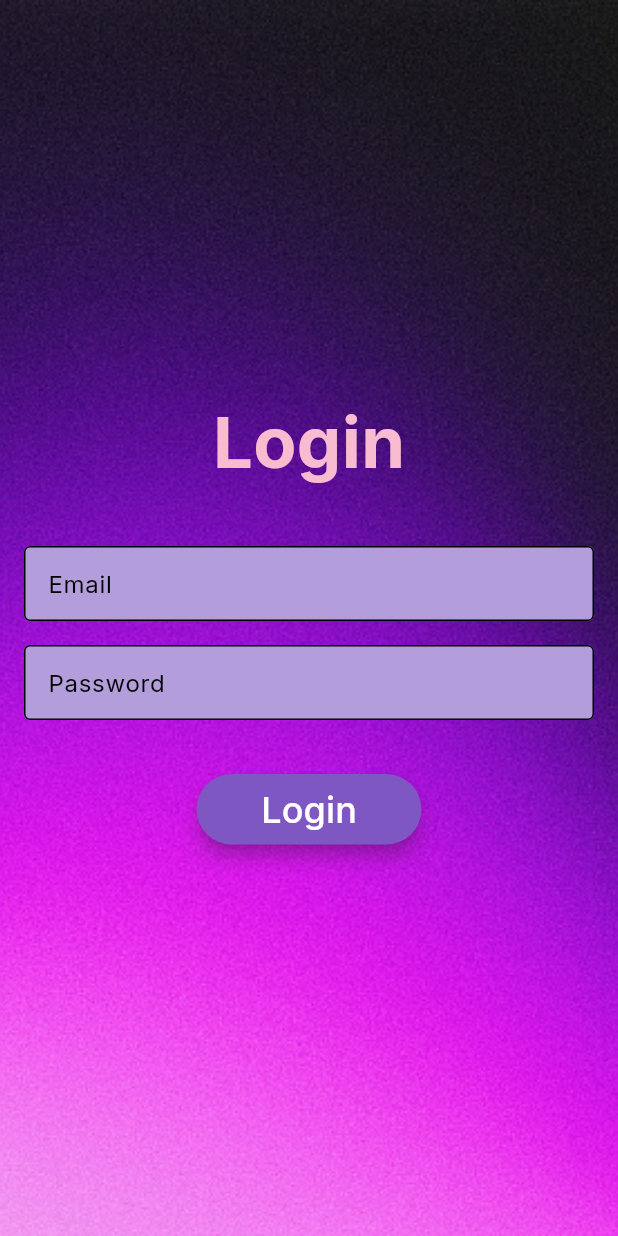
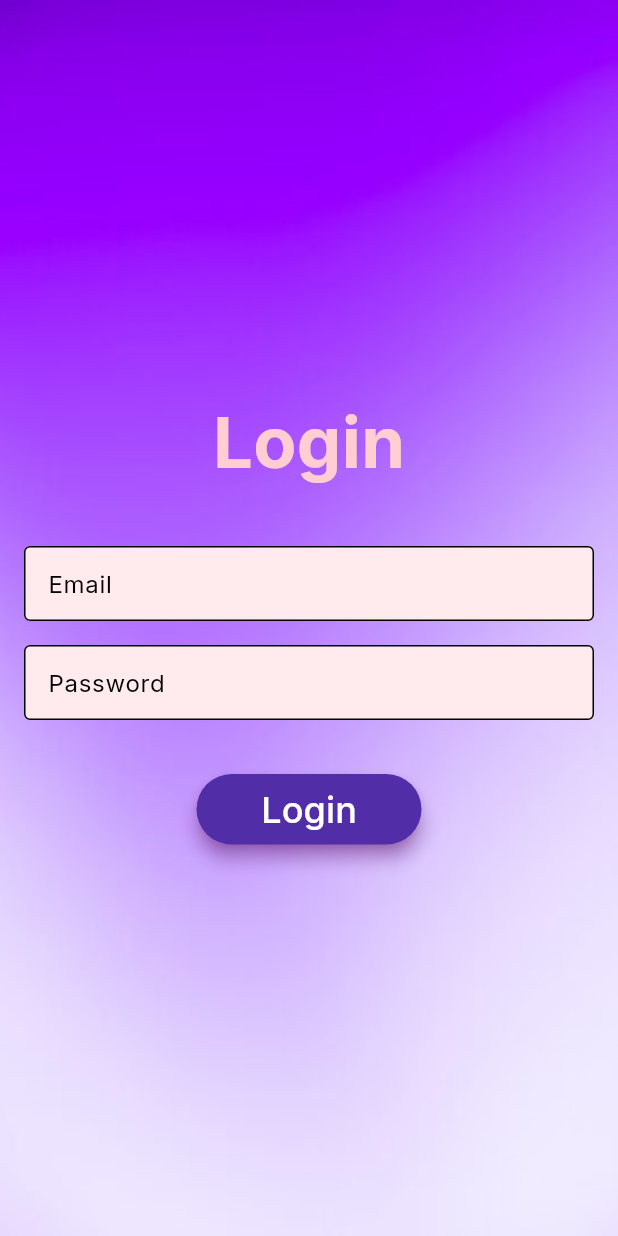
Before and after one commit to Steli666/LudogorieHak2024, a Flutter app: the LoginScreen screen opened directly, on a phone screen of 412 x 824 dp. Run offline on Flutter 3.47's test engine with Material 3 defaults, Android fonts, the phone set to English and light mode, and no system bars; our stand-ins replace google_fonts.

Commit message:
New Login Interface

```diff
--- a/lib/screens/login/login_screen.dart
+++ b/lib/screens/login/login_screen.dart
@@ -10,7 +10,7 @@ class LoginScreen extends StatelessWidget {
       body: Container(
         decoration: BoxDecoration(
           image: DecorationImage(
-            image: AssetImage('assets/icons/bg2.jpg'),
+            image: AssetImage('assets/icons/bg9.jpg'),
             fit: BoxFit.cover, // Adjust as needed
           ),
         ),
@@ -25,7 +25,7 @@ class LoginScreen extends StatelessWidget {
                   style: TextStyle(
                     fontSize: 47.0, // Adjust font size as needed
                     fontWeight: FontWeight.bold, // Adjust font weight as needed
-                    color: Colors.pink.shade100, // Adjust color as needed
+                    color: Colors.red.shade100, // Adjust color as needed
                   ),
                 ),SizedBox(height: 36),
 
@@ -34,7 +34,7 @@ class LoginScreen extends StatelessWidget {
                   child: TextField(
                     decoration: InputDecoration(
                       filled: true,
-                      fillColor: Colors.deepPurple.shade200,
+                      fillColor: Colors.red.shade50,
                       labelText: 'Email',
                       hintText: 'Enter your email',
                       border: OutlineInputBorder(),
@@ -48,7 +48,7 @@ class LoginScreen extends StatelessWidget {
                     obscureText: true,
                     decoration: InputDecoration(
                       filled: true,
-                      fillColor: Colors.deepPurple.shade200,
+                      fillColor: Colors.red.shade50,
                       labelText: 'Password',
                       hintText: 'Enter your password',
                       border: OutlineInputBorder(),
@@ -65,7 +65,7 @@ class LoginScreen extends StatelessWidget {
                     },
                     style: ElevatedButton.styleFrom(
                       foregroundColor: Colors.white,
-                      backgroundColor: Colors.deepPurple.shade400,
+                      backgroundColor: Colors.deepPurple.shade700,
                       shadowColor: Colors.purple, // Set shadow color
                       elevation: 5, // Set elevation (shadow intensity)
                     ),
```
Also changed, not shown: assets/icons/bg12.jpg (added), assets/icons/bg13.jpg (added), assets/icons/bg14.jpg (added), assets/icons/bg15.jpg (added).
